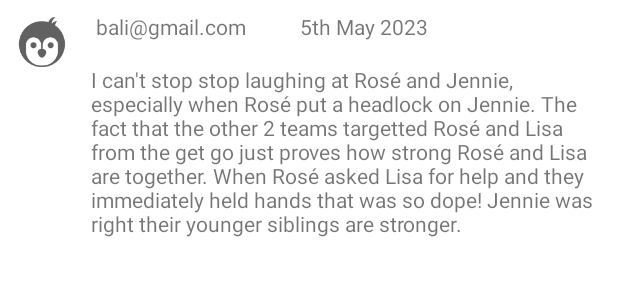
After one commit to CherryBlossomAndPeonies/Smack, an Android app: the layout message_list_view.xml on its own in the app's theme, with its tools: preview values and no code run, on a phone screen of 412 x 824 dp. The commit adds this screen. Shown: the top 300 px of the screen. Run offline under Robolectric (Android 15) with nearby library versions, the phone set to English and light mode, and no system bars.

Commit message:
showing message

```diff
--- a/app/src/main/java/com/example/smack/services/UserDataService.kt
+++ b/app/src/main/java/com/example/smack/services/UserDataService.kt
@@ -17,12 +17,12 @@ object UserDataService {
         avatarImage = ""
         name = ""
     }
-    fun userAvatarColor(): Int {
+    fun userAvatarColor(color:String): Int {
         var r = 0;
         var g = 0;
         var b = 0;
 
-        var stripedColor = avatarColor.replace(",", " ").replace("[", "").replace("]", "")
+        var stripedColor = color.replace(",", " ").replace("[", "").replace("]", "")
         var scanner = Scanner(stripedColor)
 
         println("color ${stripedColor}")
--- a/app/src/main/java/com/example/smack/utilities/URLs.kt
+++ b/app/src/main/java/com/example/smack/utilities/URLs.kt
@@ -7,6 +7,7 @@ val LOGIN_URL = "${BASE_URL}/account/login"
 val ADD_USER_URL = "${BASE_URL}/user/add"
 val FIND_USER_BY_EMAIL = "${BASE_URL}/user/byEmail/"
 val GET_CHANNELS_URL = "${BASE_URL}/channel"
+val GET_MESSAGES_URL = "${BASE_URL}/message/byChannel/"
 
 //BroastCast constants
 val BROADCAST_USER_DATA_CHANGE = "BROADCAST_USER_DATA_CHANGE"
--- a/app/src/main/res/layout/content_main.xml
+++ b/app/src/main/res/layout/content_main.xml
@@ -46,6 +46,7 @@
         tools:ignore="SpeakableTextPresentCheck,TouchTargetSizeCheck" />
 
     <androidx.recyclerview.widget.RecyclerView
+        android:id="@+id/messageListView"
         android:layout_width="0dp"
         android:layout_height="0dp"
         app:layout_constraintBottom_toTopOf="@+id/messageInbox"
--- /dev/null
+++ b/app/src/main/res/layout/message_list_view.xml
@@ -0,0 +1,47 @@
+<?xml version="1.0" encoding="utf-8"?>
+<androidx.constraintlayout.widget.ConstraintLayout xmlns:android="http://schemas.android.com/apk/res/android"
+    xmlns:app="http://schemas.android.com/apk/res-auto"
+    xmlns:tools="http://schemas.android.com/tools"
+    android:layout_width="match_parent"
+    android:layout_height="wrap_content">
+
+    <ImageView
+        android:id="@+id/messageUserAvatar"
+        android:layout_width="40dp"
+        android:layout_height="40dp"
+        android:layout_marginStart="8dp"
+        android:layout_marginTop="8dp"
+        app:layout_constraintStart_toStartOf="parent"
+        app:layout_constraintTop_toTopOf="parent"
+        tools:srcCompat="@drawable/dark1" />
+
+    <TextView
+        android:id="@+id/messageUserName"
+        android:layout_width="wrap_content"
+        android:layout_height="wrap_content"
+        android:layout_marginStart="16dp"
+        android:layout_marginTop="8dp"
+        app:layout_constraintStart_toEndOf="@+id/messageUserAvatar"
+        app:layout_constraintTop_toTopOf="parent"
+        tools:text="bali@gmail.com" />
+
+    <TextView
+        android:id="@+id/timestamp"
+        android:layout_width="wrap_content"
+        android:layout_height="wrap_content"
+        android:layout_marginStart="36dp"
+        app:layout_constraintStart_toEndOf="@+id/messageUserName"
+        app:layout_constraintTop_toTopOf="@+id/messageUserName"
+        tools:text="5th May 2023" />
+
+    <TextView
+        android:id="@+id/messageBody"
+        android:layout_width="345dp"
+        android:layout_height="wrap_content"
+        android:layout_marginTop="16dp"
+        android:layout_marginEnd="10dp"
+        app:layout_constraintEnd_toEndOf="parent"
+        app:layout_constraintStart_toStartOf="@+id/messageUserName"
+        app:layout_constraintTop_toBottomOf="@+id/messageUserName"
+        tools:text="I can't stop stop laughing at Rosé and Jennie, especially when Rosé put a headlock on Jennie. The fact that the other 2 teams targetted Rosé and Lisa from the get go just proves how strong Rosé and Lisa are together. When Rosé asked Lisa for help and they immediately held hands that was so dope! Jennie was right their younger siblings are stronger. " />
+</androidx.constraintlayout.widget.ConstraintLayout>
```
Also changed, not shown: app/src/main/java/com/example/smack/adapters/MessageAdapter.kt (added, +45 -0 lines), app/src/main/java/com/example/smack/controller/MainActivity.kt (+28 -5 lines), app/src/main/java/com/example/smack/services/MessageService.kt (+49 -0 lines).
